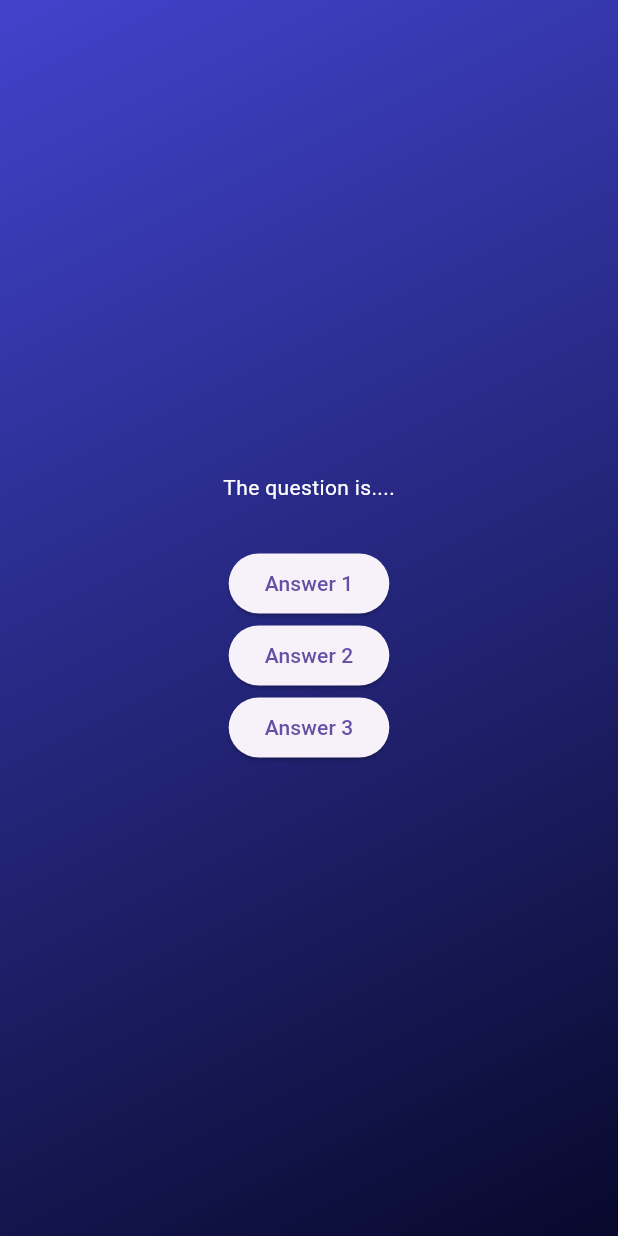
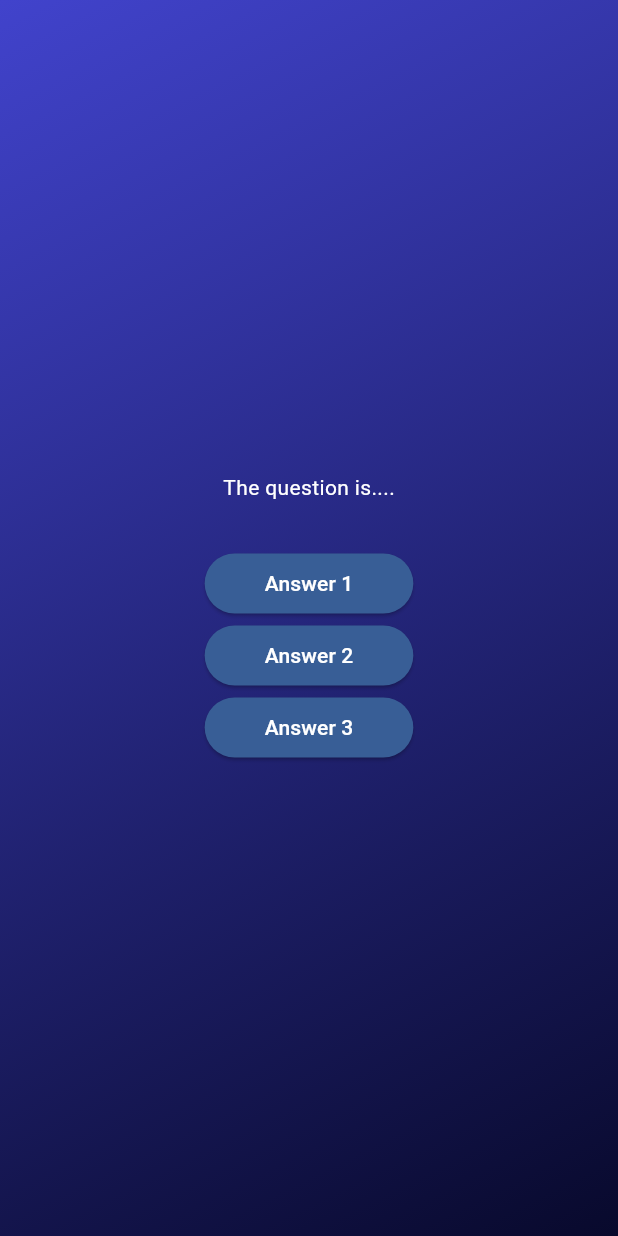
Before and after one commit to vl-Arafat/DevQuiz, a Flutter app: the screen it shows after launch, after a tap on "Start Quiz", on a phone screen of 412 x 824 dp. Run offline on Flutter 3.47's test engine with Material 3 defaults, Android fonts, the phone set to English and light mode, and no system bars.

Commit message:
update project

```diff
--- a/lib/answer_button.dart
+++ b/lib/answer_button.dart
@@ -12,7 +12,7 @@
       onPressed: onTap,
       style: ElevatedButton.styleFrom(
         padding: EdgeInsets.symmetric(horizontal: 40,  vertical: 10,),
-        backgroundColor: const Color.fromARGB(255, 1, 9, 21),
+        backgroundColor: const Color.fromARGB(255, 56, 94, 150),
         foregroundColor: Colors.white,
         shape : RoundedRectangleBorder(
           borderRadius: BorderRadius.circular(40),
--- a/lib/question_screen.dart
+++ b/lib/question_screen.dart
@@ -1,4 +1,5 @@
 import 'package:flutter/material.dart';
+import 'package:devquiz/answer_button.dart';
 
 class QuestionScreen extends StatefulWidget {
   const QuestionScreen({super.key});
@@ -21,20 +22,17 @@
             style: TextStyle(color: Colors.white),
           ),
           const SizedBox(height: 30),
-          ElevatedButton(
-            onPressed: () {},
-            style: ElevatedButton.styleFrom(),
-            child: Text("Answer 1"),
+          AnswerButton(
+             "Answer 1",
+             () {},
           ),
-          ElevatedButton(
-            onPressed: () {},
-            style: ElevatedButton.styleFrom(),
-            child: const Text("Answer 2"),
+          AnswerButton(
+            "Answer 2",
+             () {},
           ),
-          ElevatedButton(
-            onPressed: () {},
-            style: ElevatedButton.styleFrom(),
-            child: const Text("Answer 3"),
+         AnswerButton(
+            "Answer 3",
+             () {},
           ),
         ],
       ),
```
